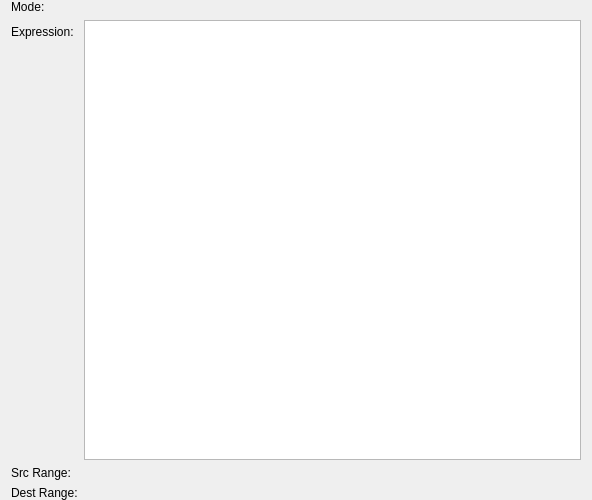
First picture: the form in connectionprops.ui, repository malloch/mapperGUI-qt, before the edit.
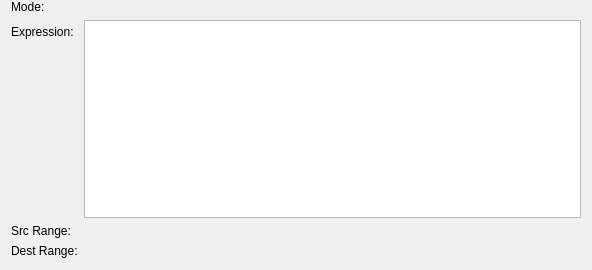
Second picture: the form after the edit. Custom widgets are drawn as their Qt base class.

```diff
--- a/connectionprops.ui
+++ b/connectionprops.ui
@@ -7,7 +7,7 @@
     <x>0</x>
     <y>0</y>
     <width>592</width>
-    <height>500</height>
+    <height>270</height>
    </rect>
   </property>
   <property name="sizePolicy">
@@ -24,7 +24,7 @@
     <number>0</number>
    </property>
    <property name="bottomMargin">
-    <number>0</number>
+    <number>12</number>
    </property>
    <item row="0" column="0">
     <widget class="QLabel" name="modeLabel">
```
